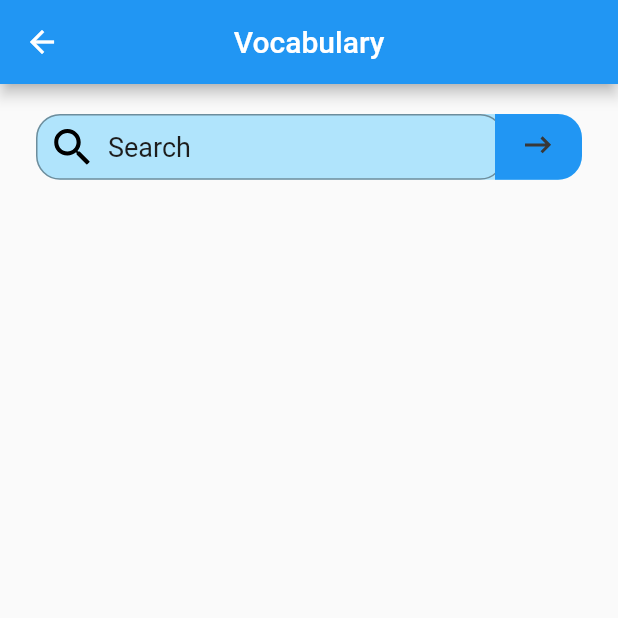
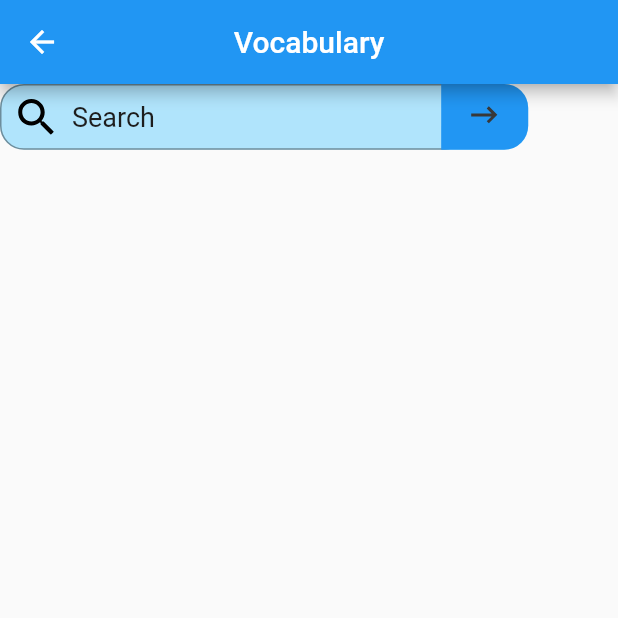
Before and after one commit to AkmaljonMOBILEdev/fifth_month, a Flutter app: the VocabularyScreen screen opened directly, on a phone screen of 412 x 824 dp, the top half of it. Run offline on Flutter 3.47's test engine with Material 2 defaults, Android fonts, the phone set to English and light mode, and no system bars; our stand-ins replace flutter_screenutil, flutter_svg, get; project files that could hold a hidden picture were left out.

Commit message:
tab_box logic is done, all screens, cubits are created

```diff
--- a/lib/ui/vocabulary/vocabulary_screen.dart
+++ b/lib/ui/vocabulary/vocabulary_screen.dart
@@ -22,22 +22,34 @@ class VocabularyScreen extends StatelessWidget {
       ),
       body: Stack(
         children: [
-          ListView(
-            padding: EdgeInsets.symmetric(horizontal: 24.w, vertical: 20.h),
+          SingleChildScrollView(
+            child: Column(
               children: [
                 SearchWord(
                   controller: text,
-                onTap: (){
+                  onTap: () {
                     debugPrint("WORD IS : ${text.text}");
                     controller.getMeaningOfWord(text.text);
-              }, ),
-              // controller.meanings.isNotEmpty
-              // ?Obx(() {
-              //   return Text(controller.meanings[0].partOfSpeech, style: TextStyle(
-              //     color: Colors.black, fontSize: 20.sp
-              //   ),);
-              // }):SizedBox()
+                    debugPrint("mean: ${controller.meanings[0].partOfSpeech}");
+                  },
+                ),
+                // Obx(
+                //   () => SizedBox(
+                //     height: 500,
+                //     child: ListView.builder(
+                //       itemCount: controller.meanings.length,
+                //       itemBuilder: (context, index) {
+                //         final meaning = controller.meanings[index];
+                //         return ListTile(
+                //           title: Text("THE WORD IS: ${meaning.partOfSpeech}", style: TextStyle(color: Colors.black, fontSize: 20),),
+                //           // You can display other data fields here if needed
+                //         );
+                //       },
+                //     ),
+                //   ),
+                // )
               ],
+            ),
           ),
           Obx(() {
             return Visibility(
```
Also changed, not shown: lib/getx/vocabulary_controller/vocabulary_controller.dart (+9 -1 lines). Lines whose indentation alone changed are shown as unchanged.
